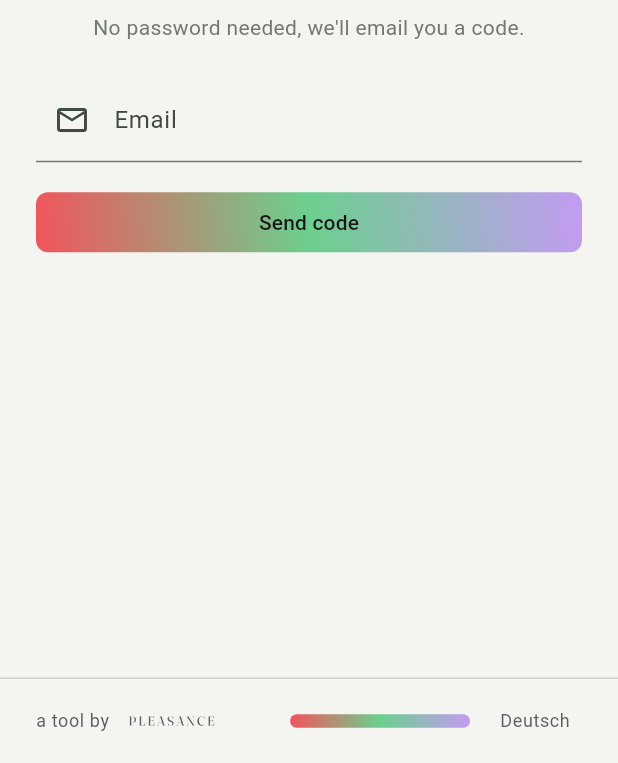
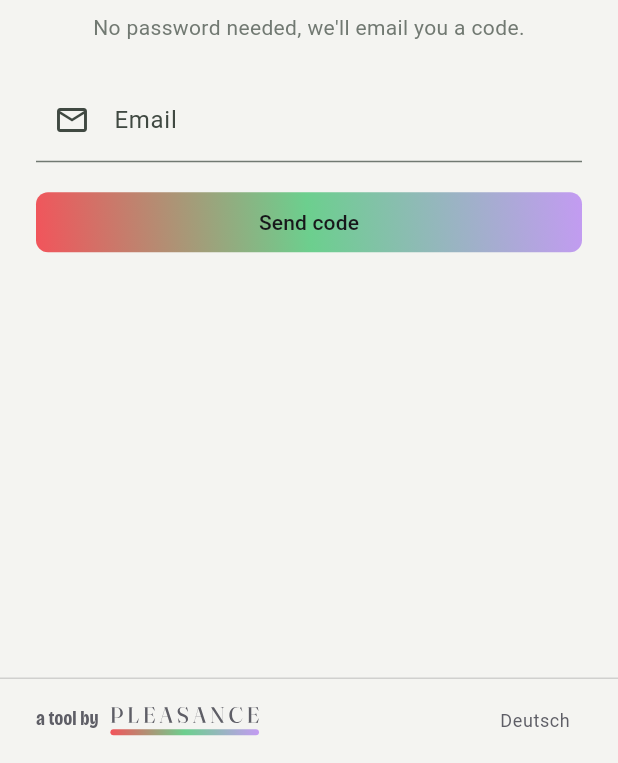
Before and after one commit to robinchoice/starter, a Flutter app: the screen it shows after launch, on a phone screen of 412 x 824 dp, the part 473-1236 px from its top. Run offline on Flutter 3.47's test engine with Material 3 defaults, Android fonts, the phone set to English and light mode, and no system bars; our stand-ins replace flutter_map, flutter_riverpod, flutter_secure_storage, flutter_svg, geolocator, go_router and 2 more.

Commit message:
Sign the footer with the band under the wordmark
The sender line was three loose parts: wordmark, a floating band with a
pill marker, and the language button. The band now sits directly under
the wordmark at its width and marks the app's section as a thicker
stretch of the same line. "a tool by" uses the display face, quietly.
The wordmark SVG is trimmed to its glyphs so both line up.

Co-Authored-By: Claude Opus 5.5 <noreply@anthropic.com>

```diff
--- a/apps/mobile/lib/core/brand.dart
+++ b/apps/mobile/lib/core/brand.dart
@@ -93,8 +93,9 @@ ThemeData buildTheme() {
   );
 }
 
-/// Sender line at the bottom of a screen: made by Pleasance, where this app
-/// sits on the family band, and the language button.
+/// Sender line at the bottom of a screen: made by Pleasance, signed with the
+/// wordmark over the family band that marks where this app sits, and the
+/// language button.
 class PleasanceFooter extends ConsumerWidget {
   const PleasanceFooter({super.key});
 
@@ -111,17 +112,39 @@ class PleasanceFooter extends ConsumerWidget {
         ),
         child: Row(
           children: [
-            Text(t.madeBy, style: small),
+            Row(
+              crossAxisAlignment: CrossAxisAlignment.start,
+              children: [
+                Text(
+                  t.madeBy,
+                  style: const TextStyle(
+                    color: muted,
+                    fontFamily: displayFont,
+                    fontSize: 14,
+                    height: 1,
+                    fontWeight: FontWeight.w600,
+                    fontVariations: [FontVariation('wdth', 80), FontVariation('wght', 650)],
+                  ),
+                ),
                 const SizedBox(width: 8),
+                Column(
+                  mainAxisSize: MainAxisSize.min,
+                  crossAxisAlignment: CrossAxisAlignment.start,
+                  children: [
                     SvgPicture.asset(
                       'assets/pleasance-wordmark.svg',
-              height: 13,
+                      width: _signatureWidth,
+                      height: 11,
                       colorFilter: const ColorFilter.mode(muted, BlendMode.srcIn),
                       semanticsLabel: 'Pleasance',
                     ),
-            const SizedBox(width: 16),
-            const Expanded(child: Align(alignment: Alignment.centerRight, heightFactor: 1, child: _BandLine())),
-            const SizedBox(width: 12),
+                    const SizedBox(height: 4),
+                    const _BandLine(),
+                  ],
+                ),
+              ],
+            ),
+            const Spacer(),
             TextButton(
               onPressed: () => ref.read(localeProvider.notifier).toggle(),
               style: TextButton.styleFrom(
@@ -140,46 +163,45 @@ class PleasanceFooter extends ConsumerWidget {
   }
 }
 
+// Width of the wordmark at 11 high, the band below spans exactly that.
+const _signatureWidth = 99.0;
+
 class _BandLine extends StatelessWidget {
   const _BandLine();
 
   @override
   Widget build(BuildContext context) {
-    // 120 wide, narrower when the footer runs out of room
     return SizedBox(
-      width: 120,
-      height: 9,
-      child: LayoutBuilder(
-        builder: (context, constraints) => Stack(
+      width: _signatureWidth,
+      height: 4,
+      child: Stack(
         children: [
           Positioned(
             left: 0,
             right: 0,
-              top: 3,
-              height: 3,
+            top: 1,
+            height: 2,
             child: DecoratedBox(
               decoration: BoxDecoration(
-                  borderRadius: const BorderRadius.all(Radius.circular(2)),
+                borderRadius: const BorderRadius.all(Radius.circular(1)),
                 gradient: LinearGradient(colors: [for (final c in glow) Color.lerp(c, Colors.white, 0.6)!]),
               ),
             ),
           ),
           Positioned(
-              left: constraints.maxWidth * (appBand.from - 1) / 6,
+            left: _signatureWidth * (appBand.from - 1) / 6,
             top: 0,
-              width: math.max(9, constraints.maxWidth * (appBand.to - appBand.from) / 6),
-              height: 9,
+            width: math.max(6, _signatureWidth * (appBand.to - appBand.from) / 6),
+            height: 4,
             child: DecoratedBox(
               decoration: BoxDecoration(
                 gradient: bandGradient(glow),
-                  borderRadius: const BorderRadius.all(Radius.circular(5)),
-                  boxShadow: const [BoxShadow(color: paper, spreadRadius: 2)],
+                borderRadius: const BorderRadius.all(Radius.circular(2)),
               ),
             ),
           ),
         ],
       ),
-      ),
     );
   }
 }
```
Also changed, not shown: apps/mobile/assets/pleasance-wordmark.svg, 3 other files. Lines whose indentation alone changed are shown as unchanged.
